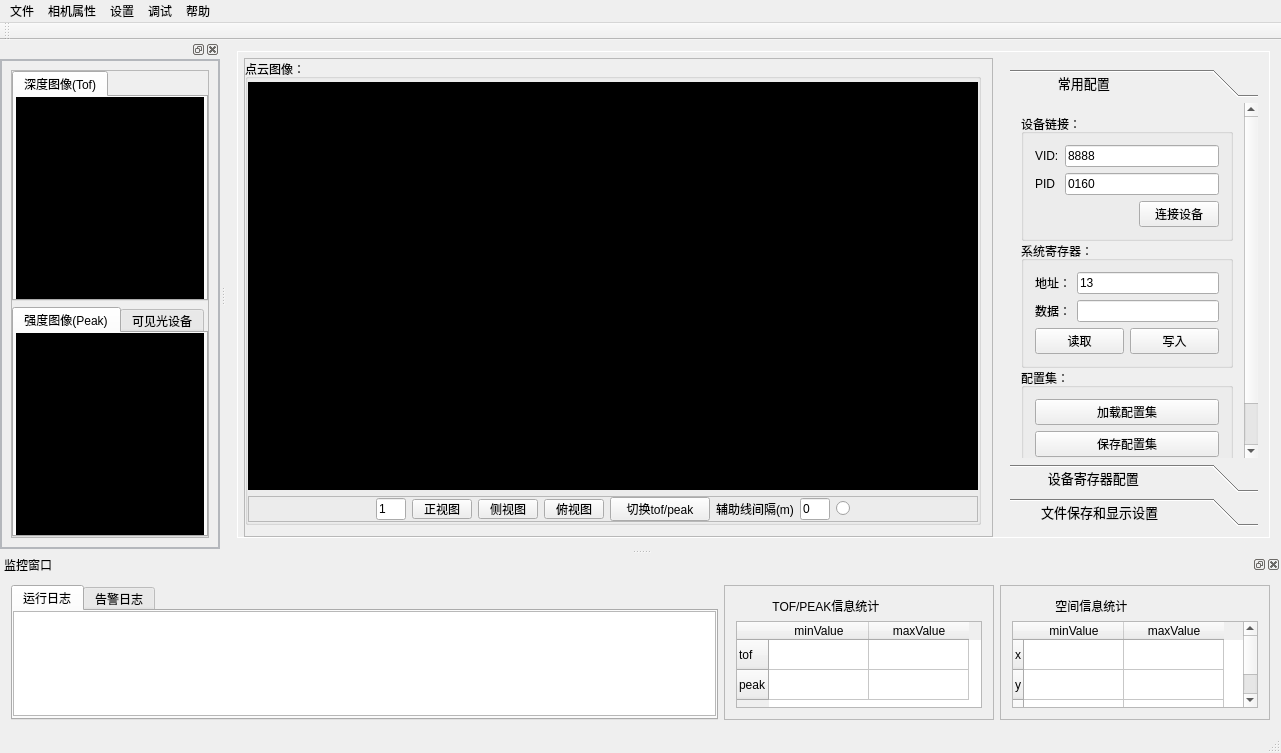
Qt form mainwindow.ui (heathen557/show3DPointCloud) before a commit.
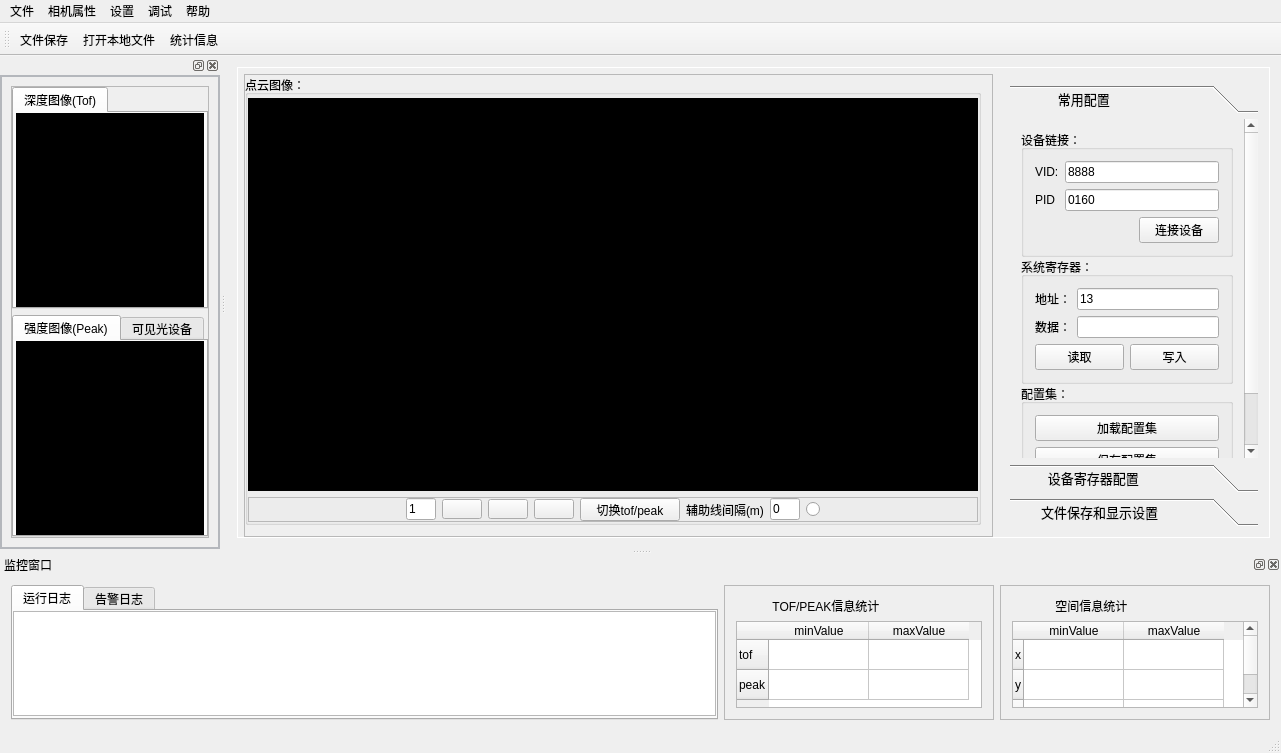
The same form after that commit. The open tabs and pages were chosen to show the change. Icons and pictures are not drawn. Custom widgets are drawn as their Qt base class.

```diff
--- a/mainwindow.ui
+++ b/mainwindow.ui
@@ -211,7 +211,7 @@
                    <widget class="QPushButton" name="pushButton_3">
                     <property name="minimumSize">
                      <size>
-                      <width>60</width>
+                      <width>20</width>
                       <height>20</height>
                      </size>
                     </property>
@@ -222,7 +222,11 @@
                      </size>
                     </property>
                     <property name="text">
-                     <string>正视图</string>
+                     <string/>
+                    </property>
+                    <property name="icon">
+                     <iconset resource="img.qrc">
+                      <normaloff>:/new/image/images/ccViewYpos.png</normaloff>:/new/image/images/ccViewYpos.png</iconset>
                     </property>
                    </widget>
                   </item>
@@ -230,7 +234,7 @@
                    <widget class="QPushButton" name="pushButton_5">
                     <property name="minimumSize">
                      <size>
-                      <width>60</width>
+                      <width>20</width>
                       <height>20</height>
                      </size>
                     </property>
@@ -241,7 +245,11 @@
                      </size>
                     </property>
                     <property name="text">
-                     <string>俯视图</string>
+                     <string/>
+                    </property>
+                    <property name="icon">
+                     <iconset resource="img.qrc">
+                      <normaloff>:/new/image/images/ccViewZpos.png</normaloff>:/new/image/images/ccViewZpos.png</iconset>
                     </property>
                    </widget>
                   </item>
@@ -281,7 +289,7 @@
                    <widget class="QPushButton" name="pushButton_4">
                     <property name="minimumSize">
                      <size>
-                      <width>60</width>
+                      <width>20</width>
                       <height>20</height>
                      </size>
                     </property>
@@ -292,7 +300,11 @@
                      </size>
                     </property>
                     <property name="text">
-                     <string>侧视图</string>
+                     <string/>
+                    </property>
+                    <property name="icon">
+                     <iconset resource="img.qrc">
+                      <normaloff>:/new/image/images/ccViewXneg.png</normaloff>:/new/image/images/ccViewXneg.png</iconset>
                     </property>
                    </widget>
                   </item>
@@ -377,8 +389,8 @@
                 <rect>
                  <x>0</x>
                  <y>0</y>
-                 <width>252</width>
-                 <height>389</height>
+                 <width>238</width>
+                 <height>386</height>
                 </rect>
                </property>
                <attribute name="label">
@@ -962,6 +974,9 @@
    <attribute name="toolBarBreak">
     <bool>false</bool>
    </attribute>
+   <addaction name="action"/>
+   <addaction name="action_4"/>
+   <addaction name="action_3"/>
   </widget>
   <widget class="QStatusBar" name="statusBar"/>
   <widget class="QDockWidget" name="dockWidget">
```
Left out of the diff: 24 changed lines with no effect on the pictures.
